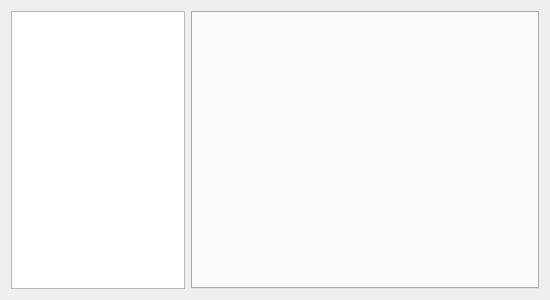
navrocky/urtconnector, file src/preferences/src/ui/tab_form.ui: the form before one commit.
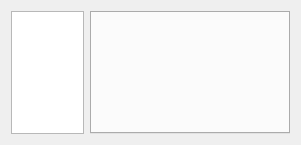
The form after the commit.

Diff of the .ui file:
```diff
--- a/src/preferences/src/ui/tab_form.ui
+++ b/src/preferences/src/ui/tab_form.ui
@@ -6,19 +6,22 @@
    <rect>
     <x>0</x>
     <y>0</y>
-    <width>550</width>
-    <height>300</height>
+    <width>301</width>
+    <height>145</height>
    </rect>
   </property>
   <property name="windowTitle">
    <string>Form</string>
   </property>
   <layout class="QHBoxLayout" name="horizontalLayout">
+   <property name="sizeConstraint">
+    <enum>QLayout::SetMinimumSize</enum>
+   </property>
    <item>
     <widget class="QListWidget" name="items">
      <property name="sizePolicy">
       <sizepolicy hsizetype="Maximum" vsizetype="Expanding">
-       <horstretch>1</horstretch>
+       <horstretch>0</horstretch>
        <verstretch>0</verstretch>
       </sizepolicy>
      </property>
@@ -31,7 +34,7 @@
     <widget class="QTabWidget" name="pages">
      <property name="sizePolicy">
       <sizepolicy hsizetype="Expanding" vsizetype="Expanding">
-       <horstretch>2</horstretch>
+       <horstretch>0</horstretch>
        <verstretch>0</verstretch>
       </sizepolicy>
      </property>
```
